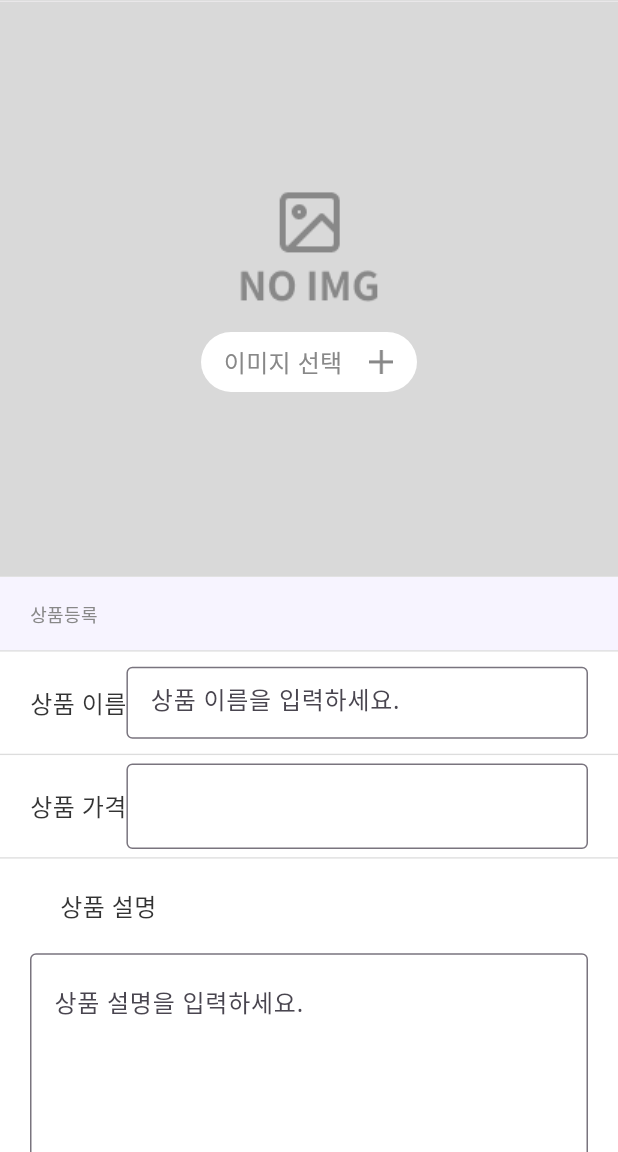
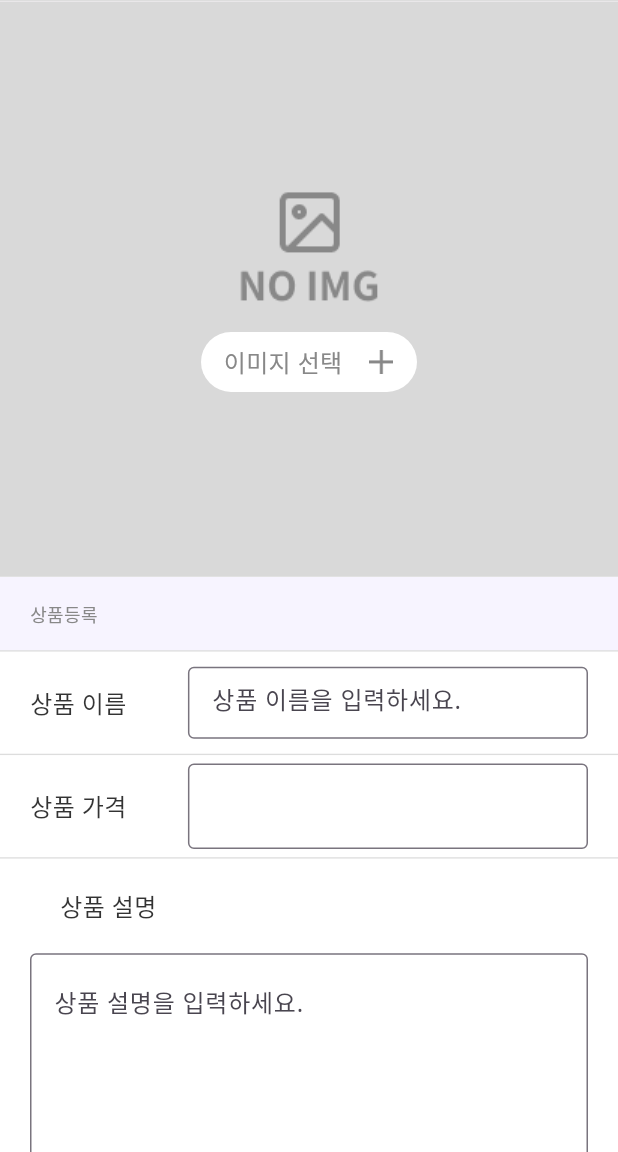
Before and after one commit to 1joGoodNight/flutter_dear_pet, a Flutter app: the screen it shows after launch, on a phone screen of 412 x 824 dp, the part 84-1236 px from its top. Run offline on Flutter 3.47's test engine with Material 3 defaults, Android fonts, the phone set to English and light mode, and no system bars.

Commit message:
Refector SizedBox

```diff
--- a/lib/addpage/widget/goods_bottom.dart
+++ b/lib/addpage/widget/goods_bottom.dart
@@ -47,13 +47,18 @@ class GoodsBottom extends StatelessWidget {
                     '상품 이름',
                     style: TextStyle(color: Color(0xFF333333), fontSize: 16),
                   ),
+                  SizedBox(width: 41),
                   Expanded(
                       child: SizedBox(
                     width: 268,
                     height: 48,
                     child: TextField(
                       decoration: InputDecoration(
-                          border: OutlineInputBorder(),
+                          border: OutlineInputBorder(
+                            borderSide: BorderSide(
+                              color: Color(0xFFFFFFFF)
+                            ),
+                          ),
                           hintText: '상품 이름을 입력하세요.'),
                     ),
                   ))
@@ -72,11 +77,12 @@ class GoodsBottom extends StatelessWidget {
                     '상품 가격',
                     style: TextStyle(color: Color(0xFF333333), fontSize: 16),
                   ),
+                  SizedBox(width: 41),
                   Expanded(
                     child: TextField(
                       decoration: InputDecoration(
                         suffixText: ' 원',
-                        border: OutlineInputBorder(),
+                        border: OutlineInputBorder(borderSide: BorderSide(color: Color(0xFFFFFFFF))),
                       ),
                     ),
                   ),
```
